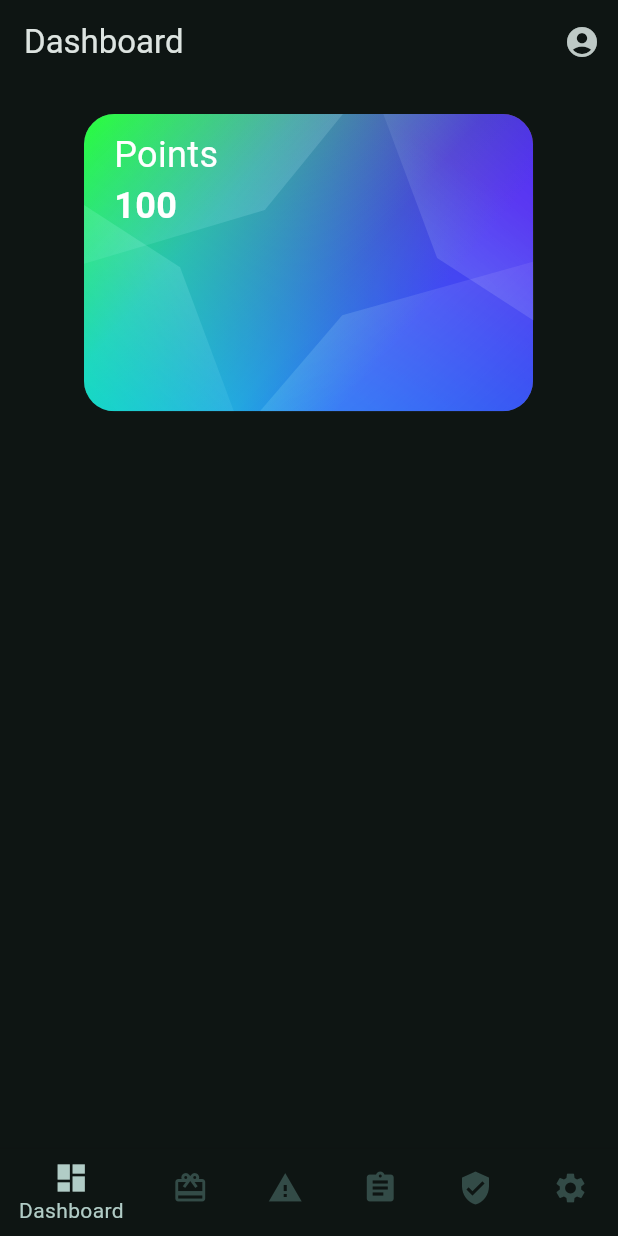
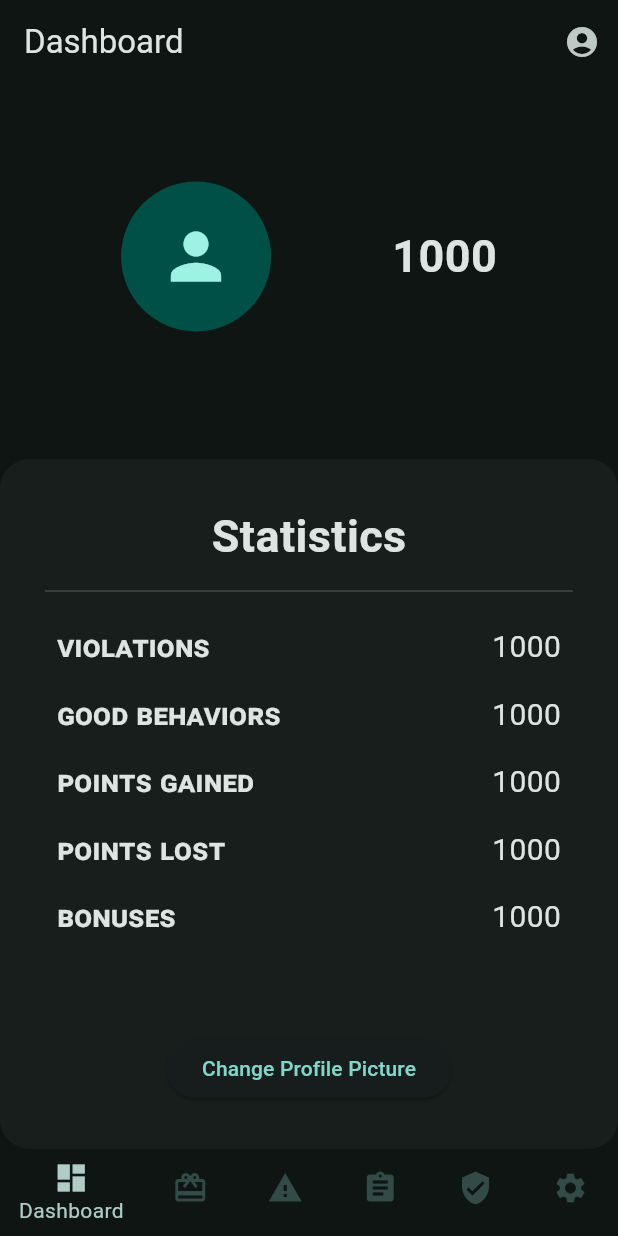
Before and after one commit to DotNaos/credix, a Flutter app: the screen it shows once a user with an empty profile is signed in, on a phone screen of 412 x 824 dp. Run offline on Flutter 3.47's test engine with Material 2 defaults, Android fonts, the phone set to English and light mode, and no system bars; drawn by our look-alikes of dynamic_color; our stand-ins replace cloud_firestore, firebase_auth, firebase_core, flutter_svg, google_sign_in, image_picker; accounts and stored records are empty.

Commit message:
keine ahnung

```diff
--- a/lib/Components/account_screen.dart
+++ b/lib/Components/account_screen.dart
@@ -2,6 +2,8 @@ import 'package:credix/Components/animated_gradient_button.dart';
 import 'package:firebase_auth/firebase_auth.dart';
 import 'package:flutter/material.dart';
 import 'package:google_sign_in/google_sign_in.dart';
+
+import '../utils/user_data.dart';
 
 class AccountScreen extends StatefulWidget {
   const AccountScreen({Key? key}) : super(key: key);
@@ -24,15 +26,7 @@ class _AccountScreenState extends State<AccountScreen> {
         child: Column(
           mainAxisAlignment: MainAxisAlignment.center,
           children: [
-            CircleAvatar(
-              backgroundImage: _auth.currentUser!.photoURL != null
-                  ? NetworkImage(_auth.currentUser!.photoURL!)
-                  : null,
-              radius: 50,
-              child: _auth.currentUser!.photoURL == null
-                  ? const Icon(Icons.person, size: 50)
-                  : null,
-            ),
+            const AccountAvatar(),
             const SizedBox(height: 16),
             if (_auth.currentUser!.displayName != null)
               Text(
--- a/lib/Pages/dashboard.dart
+++ b/lib/Pages/dashboard.dart
@@ -10,11 +10,14 @@
  * The app has a modern UI and UX design
  */
 
+import 'dart:ui';
+
 import 'package:flutter/material.dart';
 
 // User Data
 import 'package:credix/utils/user_data.dart';
 import 'package:flutter_svg/flutter_svg.dart';
+import 'package:image_picker/image_picker.dart';
 
 class DashboardPage extends StatefulWidget {
   const DashboardPage({Key? key}) : super(key: key);
@@ -29,46 +32,105 @@ class _DashboardPageState extends State<DashboardPage> {
 
   UserData userData = UserData();
 
+  // List of things to show
+  List<String> thingsToShow = [
+    'violations',
+    'good behaviors',
+    'points gained',
+    'points lost',
+    'bonuses'
+  ];
+
   @override
   Widget build(BuildContext context) {
     return Column(
+      mainAxisAlignment: MainAxisAlignment.center,
+      crossAxisAlignment: CrossAxisAlignment.stretch,
+
       // Show the points from the user data on firebase
       children: [
-        const SizedBox(
-          height: 20,
-        ),
-        Stack(
+        const Expanded(
+          flex: 2,
+          child: Row(
+            // User Profile Picture
+            mainAxisAlignment: MainAxisAlignment.spaceEvenly,
             children: [
-            SvgPicture.asset('assets/Card.svg',
-                width: 300,
-                // Set the HSV values for the background color
-                colorFilter: const ColorFilter.mode(
-                    Color.fromARGB(255, 255, 255, 255), BlendMode.modulate)),
-            Container(
-              padding: const EdgeInsets.symmetric(horizontal: 20, vertical: 10),
-              child: const Column(
-                crossAxisAlignment: CrossAxisAlignment.start,
-                children: [
+              AccountAvatar(),
               Text(
-                    "Points",
+                '1000',
                 style: TextStyle(
-                      fontSize: 24,
-                      fontWeight: FontWeight.normal,
-                      color: Color.fromARGB(255, 255, 255, 255),
-                    ),
-                  ),
-                  Text(
-                    "100",
-                    style: TextStyle(
-                      fontSize: 24,
+                  fontSize: 30,
                   fontWeight: FontWeight.bold,
-                      color: Colors.white,
                 ),
               ),
             ],
           ),
-            )
+        ),
+        const SizedBox(height: 20),
+        Expanded(
+          flex: 4,
+          child: Container(
+            decoration: BoxDecoration(
+              borderRadius: BorderRadius.circular(20),
+              color: Theme.of(context).hoverColor,
+            ),
+            padding: const EdgeInsets.all(30),
+            child: Column(
+              children: [
+                const Text(
+                  'Statistics',
+                  style: TextStyle(
+                    fontSize: 30,
+                    fontWeight: FontWeight.bold,
+                  ),
+                ),
+                const Divider(
+                  height: 30,
+                ),
+                // Show the statistics from the user data on firebase
+                Expanded(
+                  child: ListView.builder(
+                    itemCount: thingsToShow.length,
+                    itemBuilder: (context, index) {
+                      return Padding(
+                        padding: const EdgeInsets.all(8.0),
+                        child: Row(
+                          mainAxisAlignment: MainAxisAlignment.spaceBetween,
+                          children: [
+                            Text(thingsToShow[index],
+                                style: const TextStyle(
+                                  fontSize: 20,
+                                  fontWeight: FontWeight.bold,
+                                  // Show the text in caps lock
+                                  textBaseline: TextBaseline.alphabetic,
+                                  fontFeatures: [
+                                    FontFeature.enable('smcp'),
                                   ],
+                                )),
+                            const Text('1000', style: TextStyle(fontSize: 20)),
+                          ],
+                        ),
+                      );
+                    },
+                  ),
+                ),
+
+                // Show a Image Picker to change the profile picture
+                ElevatedButton(
+                  onPressed: () async {
+                    final ImagePicker picker = ImagePicker();
+                    final XFile? image = await picker.pickImage(
+                      source: ImageSource.gallery,
+                    );
+                    if (image != null) {
+                      userData.changeProfilePicture(image.path);
+                    }
+                  },
+                  child: const Text('Change Profile Picture'),
+                ),
+              ],
+            ),
+          ),
         ),
       ],
     );
--- a/lib/utils/user_data.dart
+++ b/lib/utils/user_data.dart
@@ -20,4 +20,25 @@ class UserData {
     final snapshot = await firestore.collection('users').doc(user!.uid).get();
     return snapshot.data()!;
   }
+
+  void changeProfilePicture(String path) {
+    user!.updatePhotoURL(path);
+  }
 }
+
+class AccountAvatar extends StatelessWidget {
+  const AccountAvatar({super.key});
+
+  @override
+  Widget build(BuildContext context) {
+    return CircleAvatar(
+      backgroundImage: FirebaseAuth.instance.currentUser!.photoURL != null
+          ? NetworkImage(FirebaseAuth.instance.currentUser!.photoURL!)
+          : null,
+      radius: 50,
+      child: FirebaseAuth.instance.currentUser!.photoURL == null
+          ? const Icon(Icons.person, size: 50)
+          : null,
+    );
+  }
+}
```
Also changed, not shown: 1 other file. Lines whose indentation alone changed are shown as unchanged.
